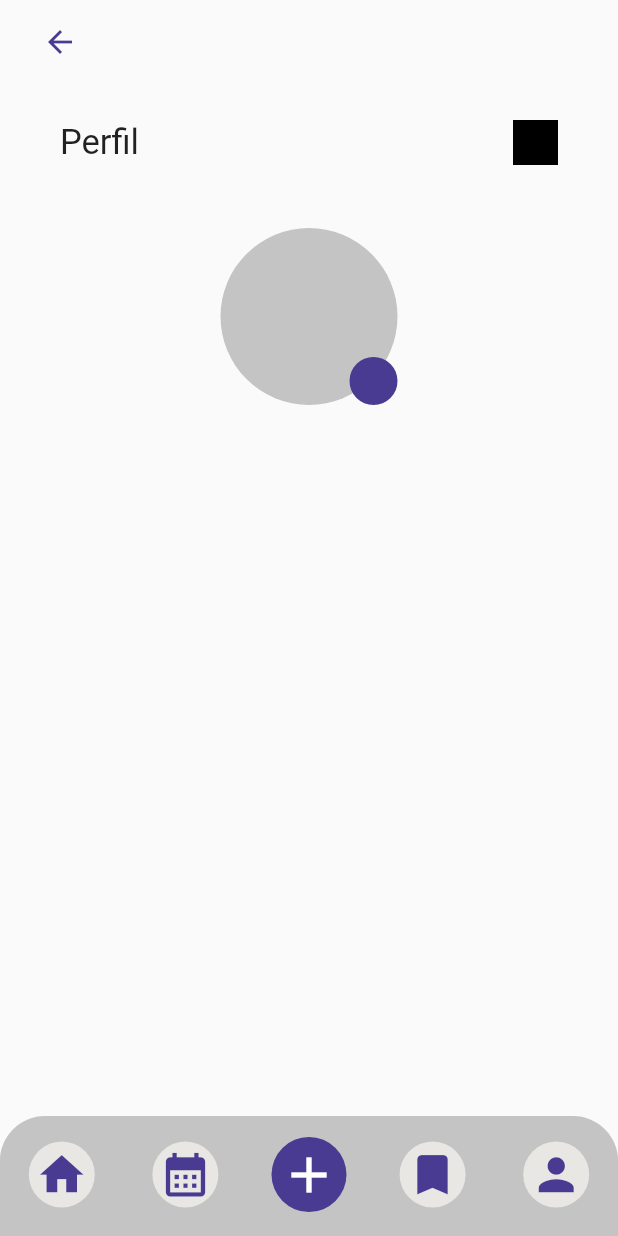
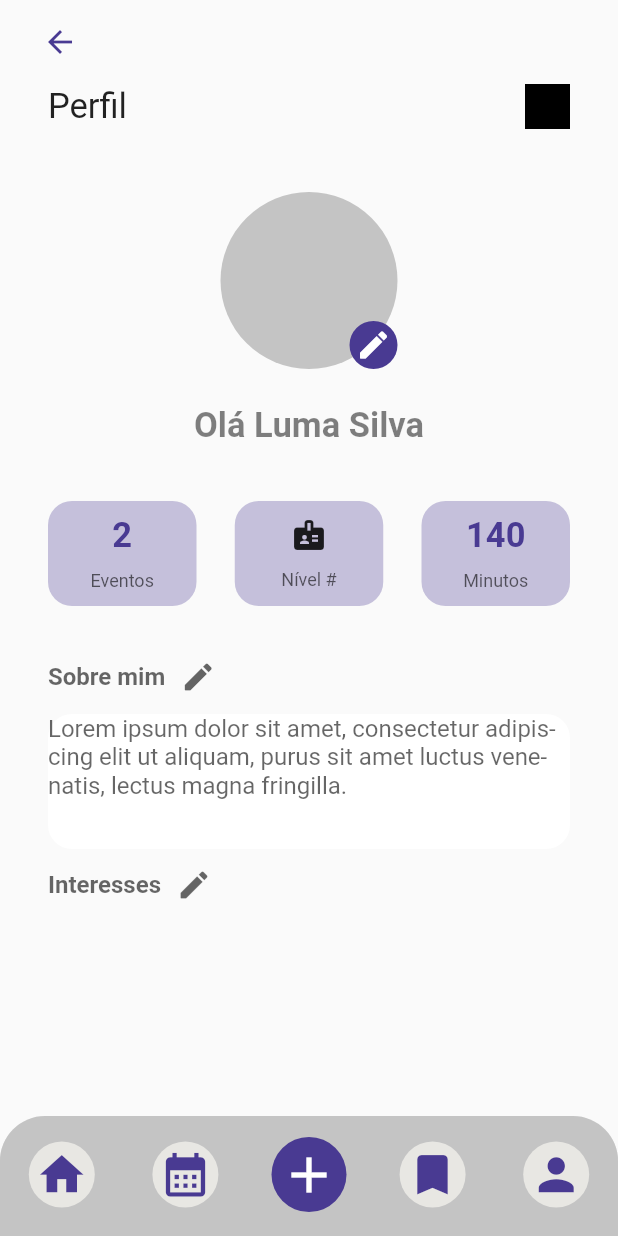
Before and after one commit to wennys-camilo/joinme, a Flutter app: the ProfilePage screen opened by its route, on a phone screen of 412 x 824 dp. Run offline on Flutter 3.47's test engine with Material 2 defaults, Android fonts, the phone set to English and light mode, and no system bars; our stand-ins replace dartz, dio, flutter_modular, flutter_secure_storage, flutter_svg, flutter_switch and 2 more; missing offline and left inert: validatorless; accounts and stored records are empty.

Commit message:
profile page ongoing

```diff
--- a/lib/app/modules/home/submodules/profile/presentation/profile_page.dart
+++ b/lib/app/modules/home/submodules/profile/presentation/profile_page.dart
@@ -1,5 +1,10 @@
+import 'package:flutter_svg/flutter_svg.dart';
+
 import '../../../../../shared/presentation/themes/app_theme.dart';
 import 'package:flutter/material.dart';
+
+import 'widgets/container_light_primary_widget.dart';
+import 'widgets/subtitle_text_widget.dart';
 
 class ProfilePage extends StatelessWidget {
   const ProfilePage({Key? key}) : super(key: key);
@@ -19,14 +24,11 @@ class ProfilePage extends StatelessWidget {
         backgroundColor: Colors.transparent,
       ),
       body: SingleChildScrollView(
+        child: Padding(
+          padding: const EdgeInsets.symmetric(horizontal: 32),
           child: Column(
             children: [
-            const SizedBox(
-              height: 24,
-            ),
-            Padding(
-              padding: const EdgeInsets.symmetric(horizontal: 40),
-              child: Row(
+              Row(
                 mainAxisAlignment: MainAxisAlignment.spaceBetween,
                 children: [
                   const Text(
@@ -40,11 +42,12 @@ class ProfilePage extends StatelessWidget {
                   )
                 ],
               ),
-            ),
               const SizedBox(
                 height: 42,
               ),
-            Center(
+              GestureDetector( onDoubleTap: () {
+              },
+                child: Center(
                   child: Stack(
                     children: [
                       Container(
@@ -57,6 +60,10 @@ class ProfilePage extends StatelessWidget {
                         bottom: 0,
                         right: 0,
                         child: Container(
+                            child: Icon(
+                              Icons.create_rounded,
+                              color: AppTheme.colors.white,
+                            ),
                             height: 32,
                             width: 32,
                             decoration: BoxDecoration(
@@ -65,8 +72,89 @@ class ProfilePage extends StatelessWidget {
                       )
                     ],
                   ),
-            )
+                ),
+              ),
+              Padding(
+                padding: const EdgeInsets.only(top: 24, bottom: 37),
+                child: Text(
+                  'Olá Luma Silva',
+                  style: TextStyle(
+                      color: AppTheme.colors.black.withOpacity(0.5),
+                      fontSize: 23,
+                      fontWeight: FontWeight.w700),
+                ),
+              ),
+              Row(
+                mainAxisAlignment: MainAxisAlignment.spaceBetween,
+                children: [
+                  ContainerLightPrimary(
+                    superiorIcon: Text(
+                      '2',
+                      style: TextStyle(
+                          color: AppTheme.colors.primary,
+                          fontSize: 23,
+                          fontWeight: FontWeight.w700),
+                    ),
+                    inferior: 'Eventos',
+                  ),
+                  ContainerLightPrimary(
+                    superiorIcon: Icon(Icons.badge),
+                    inferior: 'Nível #',
+                  ),
+                  ContainerLightPrimary(
+                    superiorIcon: Text(
+                      '140',
+                      style: TextStyle(
+                          color: AppTheme.colors.primary,
+                          fontSize: 23,
+                          fontWeight: FontWeight.w700),
+                    ),
+                    inferior: 'Minutos',
+                  ),
                 ],
+              ),
+              SizedBox(
+                height: 35,
+              ),
+              Row(
+                children: [
+                  SubtitleText(
+                    subtitle: 'Sobre mim',
+                  ),
+                  SizedBox(
+                    width: 10,
+                  ),
+                  Icon(Icons.create_rounded,
+                      color: AppTheme.colors.black.withOpacity(0.6)),
+                ],
+              ),
+              SizedBox(
+                height: 13,
+              ),
+              Container(
+                child: Text(
+                    'Lorem ipsum dolor sit amet, consectetur adipis-cing elit ut aliquam, purus sit amet luctus vene-natis, lectus magna fringilla.', style: TextStyle(color: AppTheme.colors.black.withOpacity(0.6),fontSize: 16, fontWeight: FontWeight.w400),),
+                width: double.infinity,
+                height: 90,
+                decoration: BoxDecoration(
+                    color: Colors.white,
+                    borderRadius: BorderRadius.circular(16)),
+              ),
+              SizedBox(
+                height: 12,
+              ),
+              Row(
+                children: [
+                  SubtitleText(subtitle: 'Interesses'),
+                  SizedBox(
+                    width: 10,
+                  ),
+                  Icon(Icons.create_rounded,
+                      color: AppTheme.colors.black.withOpacity(0.6)),
+                ],
+              ),
+            ],
+          ),
         ),
       ),
     );
--- /dev/null
+++ b/lib/app/modules/home/submodules/profile/presentation/widgets/container_light_primary_widget.dart
@@ -0,0 +1,37 @@
+import 'package:flutter/material.dart';
+
+import 'package:camp_final/app/shared/presentation/themes/app_theme.dart';
+
+class ContainerLightPrimary extends StatelessWidget {
+  final Widget superiorIcon;
+  final String inferior;
+  const ContainerLightPrimary({
+    Key? key,
+    required this.superiorIcon,
+    required this.inferior,
+  }) : super(key: key);
+
+  @override
+  Widget build(BuildContext context) {
+    return Container(
+      child: Column(
+        mainAxisAlignment: MainAxisAlignment.spaceEvenly,
+        children: [
+          superiorIcon,
+          Text(
+            inferior,
+            style: TextStyle(
+                color: AppTheme.colors.black.withOpacity(0.6),
+                fontSize: 12,
+                fontWeight: FontWeight.w400),
+          )
+        ],
+      ),
+      width: 99,
+      height: 70,
+      decoration: BoxDecoration(
+          color: AppTheme.colors.primary.withOpacity(0.3),
+          borderRadius: BorderRadius.circular(16)),
+    );
+  }
+}
--- /dev/null
+++ b/lib/app/modules/home/submodules/profile/presentation/widgets/subtitle_text_widget.dart
@@ -0,0 +1,19 @@
+import 'package:flutter/material.dart';
+
+import 'package:camp_final/app/shared/presentation/themes/app_theme.dart';
+
+class SubtitleText extends StatelessWidget {
+  final String subtitle;
+  const SubtitleText({
+    Key? key,
+    required this.subtitle,
+  }) : super(key: key);
+
+  @override
+  Widget build(BuildContext context) {
+    return Text(
+      subtitle,
+      style: TextStyle(color: AppTheme.colors.black.withOpacity(0.6), fontSize: 16, fontWeight: FontWeight.w700 ),
+    );
+  }
+}
```
Also changed, not shown: assets/images/bagde_icon.svg (added). Lines whose indentation alone changed are shown as unchanged.
